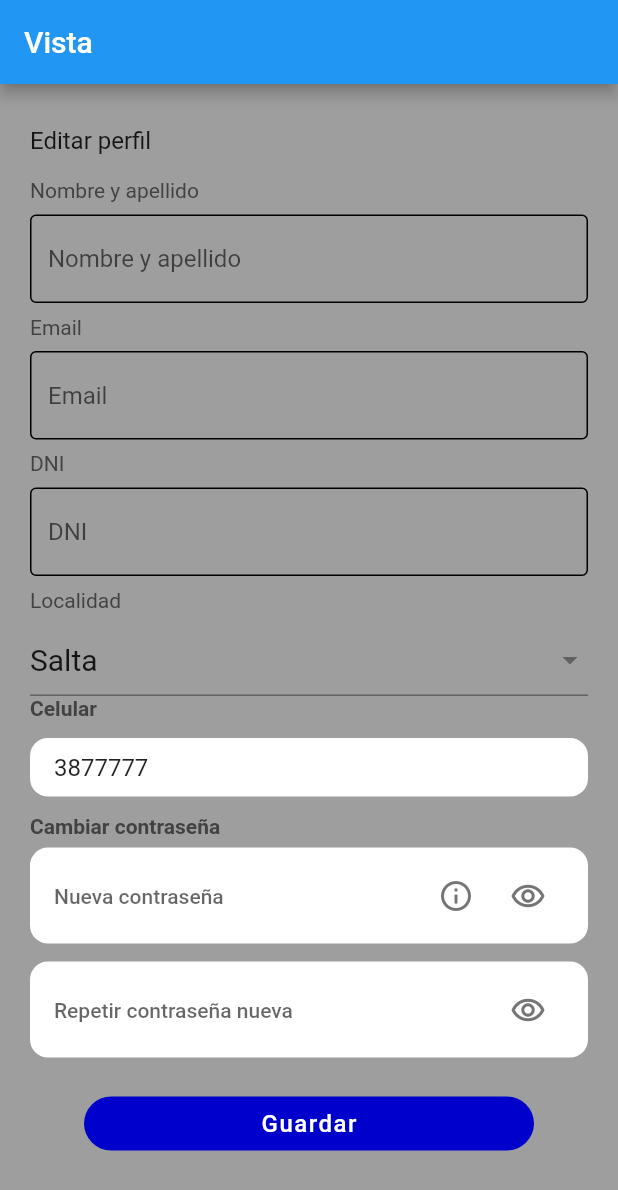
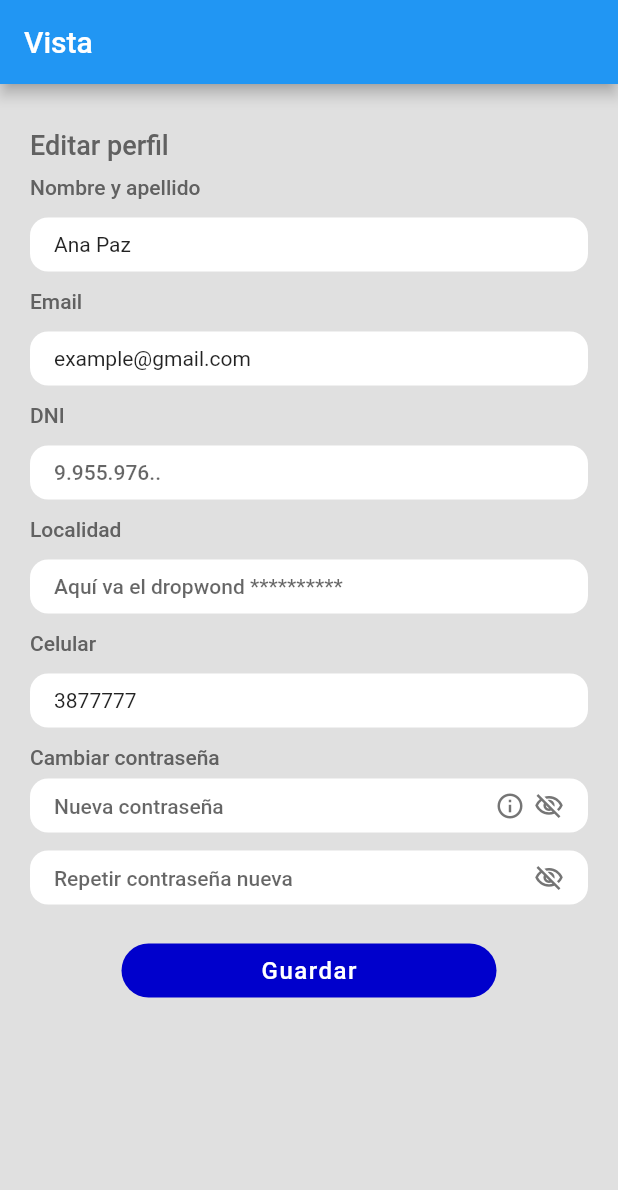
Before and after one commit to leopazgerez/perfildeusuario, a Flutter app: the screen it shows after launch, on a phone screen of 412 x 824 dp. Shown: the top 1190 px of the screen. Run offline on Flutter 3.47's test engine with Material 2 defaults, Android fonts, the phone set to English and light mode, and no system bars.

Commit message:
Update
Refactorización de métodos

```diff
--- a/lib/src/ui/pagecomponent/user_profile.dart
+++ b/lib/src/ui/pagecomponent/user_profile.dart
@@ -10,12 +10,10 @@ class UserProfile extends StatefulWidget {
 }
 
 class _UserProfileState extends State<UserProfile> {
-  final numberPhoneController = TextEditingController();
   final numberPhone = "3877777";
   final currentPassword = "pass";
-  TextEditingController nameAndSurnameController = TextEditingController();
-  TextEditingController emailController = TextEditingController();
-  TextEditingController dniController = TextEditingController();
+  final nameAndSurname = 'Ana Paz';
+  final email = 'example@gmail.com';
   final double paddingVertical = 8;
   final double paddingHorizontal = 16;
   final double borderRadiusTextForm = 12;
@@ -26,9 +24,47 @@ class _UserProfileState extends State<UserProfile> {
     'Quebrachal',
     'Metan'
   ];
+
+  final GlobalKey<FormState> formKey = GlobalKey<FormState>();
+  bool isTapIcon = true;
+  bool iconEyeNewPassword = false;
+  bool iconEyeConfirmPassword = false;
+
+  isTapIconf() {
+    isTapIcon = !isTapIcon;
+  }
+
+  isTapIconEyeNewPassword() {
+    iconEyeNewPassword = !iconEyeNewPassword;
+  }
+
+  isTapIconEyeConfirmPassword() {
+    iconEyeConfirmPassword = !iconEyeConfirmPassword;
+  }
+
+  String? emailValidator(email) {
+    if (email == null || email.isEmpty) {
+      return 'E-mail es requerido';
+    }
+    String pattern = r'\w+@\w+\.\w+';
+    RegExp regex = RegExp(pattern);
+    if (!regex.hasMatch(email)) return 'Formato Incorrecto de E-mail';
+    return null;
+  }
+
+  String? dniValidator(dni) {
+    if (dni == null || dni.isEmpty) {
+      return 'DNI es requerido';
+    } else if (dni.length > 9 && dni.length < 12) {
+      return 'DNI es incorrecto';
+    }
+    return null;
+  }
+
   @override
   Widget build(BuildContext context) {
-    GlobalKey<FormState> formKey = GlobalKey<FormState>();
+    IconData icon =
+        isTapIcon ? Icons.visibility_outlined : Icons.visibility_off_outlined;
     return Form(
       key: formKey,
       child: Padding(
@@ -36,13 +72,55 @@ class _UserProfileState extends State<UserProfile> {
         child: Column(
           crossAxisAlignment: CrossAxisAlignment.start,
           children: [
-            _top(),
-            //_bottom(),
+            Padding(
+              padding: const EdgeInsets.symmetric(vertical: 10),
+              child: _customTitleTextForm(
+                title: "Editar perfil",
+                fontSize: 18,
+              ),
+            ),
+            _customTitleTextForm(title: "Nombre y apellido"),
+            _customTextFormField(
+                hintText: "Nombre y apellido", initialValue: nameAndSurname),
+            _titleTextForm("Email"),
+            _customTextFormField(
+                hintText: "Email",
+                keyboardType: TextInputType.emailAddress,
+                initialValue: email,
+                validator: emailValidator,
+            ),
+            /*
+            _textFormField(email, "Email", TextInputType.emailAddress,
+                validator: (email) {
+              if (email == null || email.isEmpty) {
+                return 'E-mail es requerido';
+              }
+              String pattern = r'\w+@\w+\.\w+';
+              RegExp regex = RegExp(pattern);
+              if (!regex.hasMatch(email)) return 'Formato Incorrecto de E-mail';
+              return null;
+            }),
+            */
+            _customTitleTextForm(title: "DNI"),
+            _customTextFormField(hintText: "9.955.976.."),
+            _titleTextForm("Localidad"),
+            _textFormField(
+                "", "Aquí va el dropwond **********", TextInputType.text),
             _titleTextForm("Celular"),
-            _textFormField(numberPhone, "387678953.."),
+            _textFormField(numberPhone, "387678953..", TextInputType.number),
             _titleTextForm("Cambiar contraseña"),
-            _customTextFormField("", "Nueva contraseña", TextInputType.text, obscureText: true, iconInfo: true, iconEye: true),
-            _customTextFormField("", "Repetir contraseña nueva", TextInputType.text, obscureText: true, iconEye: true),
+            _customTextFormFieldIE("", "Nueva contraseña", TextInputType.text,
+                () {
+              setState(() {
+                isTapIconEyeNewPassword();
+              });
+            }, iconInfo: true, iconEye: true, isTapIcon: iconEyeNewPassword),
+            _customTextFormFieldIE(
+                "", "Repetir contraseña nueva", TextInputType.text, () {
+              setState(() {
+                isTapIconEyeConfirmPassword();
+              });
+            }, iconEye: true, isTapIcon: iconEyeConfirmPassword),
             _customButton(
                 "Guardar", const Color(0xFF0000CC), 36, 16, FontWeight.w500, 1),
           ],
@@ -57,8 +135,17 @@ class _UserProfileState extends State<UserProfile> {
       child: Container(
         margin: const EdgeInsets.only(top: 20),
         child: CustomButton(
+          width: 250,
           text: "Guardar",
-          onTap: () {},
+          onTap: () {
+            setState(() {
+              if (formKey.currentState!.validate()) {
+                print("OOOOOK");
+              } else {
+                print("Noooo OK");
+              }
+            });
+          },
           backgroundColor: const Color(0xFF0000CC),
           height: 36,
           textSize: 16,
@@ -69,31 +156,38 @@ class _UserProfileState extends State<UserProfile> {
     );
   }
 
+  Widget _customTitleTextForm({required String title, double? fontSize = 14}) {
+    return Text(
+      title,
+      style: TextStyle(
+        fontWeight: FontWeight.w500,
+        fontSize: fontSize,
+        color: Colors.grey.shade700,
+      ),
+    );
+  }
+
   Widget _titleTextForm(String title) {
     return Text(
       title,
       style: TextStyle(
-        fontWeight: FontWeight.w700,
+        fontWeight: FontWeight.w500,
         fontSize: 14,
-        color: Colors.grey.shade800,
+        color: Colors.grey.shade700,
       ),
     );
   }
 
-  IconButton _iconButton(icon, onPressed) {
-    return IconButton(
-
-      hoverColor: Colors.transparent,
-      splashColor: Colors.transparent,
-      color: Colors.grey.shade600,
-      highlightColor: Colors.transparent,
-      icon: Icon(icon),
-      onPressed: onPressed,
-    );
+  Widget _customTextFormFieldIE(
+      String initialValue, String hintText, keyboardType, onTap,
+      {bool? iconInfo, bool? iconEye, bool? isTapIcon}) {
+    IconData icon = Icons.visibility_outlined;
+    if (isTapIcon != null) {
+      icon =
+          isTapIcon ? Icons.visibility_outlined : Icons.visibility_off_outlined;
     }
-
-  Widget _customTextFormField(
-      String initialValue, String hintText, keyboardType ,{bool? obscureText, bool? iconInfo, bool? iconEye}) {
+    //bool? obscureText
+    bool obscureText = !isTapIcon!;
     return Container(
       decoration: BoxDecoration(
         color: Colors.white,
@@ -109,7 +203,7 @@ class _UserProfileState extends State<UserProfile> {
           child: TextFormField(
             initialValue: initialValue,
             keyboardType: keyboardType,
-            obscureText: obscureText != null,
+            obscureText: obscureText,
             decoration: InputDecoration.collapsed(
               hintText: hintText,
               hintStyle: TextStyle(
@@ -121,46 +215,118 @@ class _UserProfileState extends State<UserProfile> {
         ),
         Visibility(
           visible: iconInfo != null,
-          child: _iconButton(
-
+          child: GestureDetector(
+            child: Icon(
               Icons.info_outline,
-            () {},
+              size: 20,
+              color: Colors.grey.shade600,
+            ),
+            onTap: () {
+              const snackBar = SnackBar(
+                content: Text('Ingrese su nueva contraseña'),
+              );
+              ScaffoldMessenger.of(context).showSnackBar(snackBar);
+            },
+          ),
+        ),
+        const SizedBox(
+          width: 6,
+        ),
+        Visibility(
+          visible: iconEye != null,
+          child: GestureDetector(
+            onTap: onTap,
+            child: Icon(
+              icon,
+              size: 20,
+              color: Colors.grey.shade600,
+            ),
+          ),
+        )
+      ]),
+    );
+  }
+  Widget _customTextFormFieldDDD({
+    required String hintText,
+    TextInputType? keyboardType,
+    String? initialValue,
+    void Function()? onTapInfo,
+    void Function()? onTapEye,
+    bool? iconInfo, bool? iconEye, bool? isTapIcon}
+    ) {
+    IconData icon = Icons.visibility_outlined;
+    if (isTapIcon != null) {
+      icon =
+          isTapIcon ? Icons.visibility_outlined : Icons.visibility_off_outlined;
+    }
+    //bool? obscureText
+    bool obscureText = !isTapIcon!;
+    return Container(
+      decoration: BoxDecoration(
+        color: Colors.white,
+        borderRadius: BorderRadius.circular(borderRadiusTextForm),
+      ),
+      margin: const EdgeInsets.symmetric(vertical: 6),
+      padding: EdgeInsets.symmetric(
+        horizontal: paddingHorizontal,
+        vertical: paddingVertical,
+      ),
+      child: Row(children: [
+        Expanded(
+          child: TextFormField(
+            initialValue: initialValue,
+            keyboardType: keyboardType,
+            obscureText: obscureText,
+            decoration: InputDecoration.collapsed(
+              hintText: hintText,
+              hintStyle: TextStyle(
+                fontWeight: FontWeight.w500,
+                fontSize: sizeTextForm,
+              ),
+            ),
           ),
         ),
         Visibility(
+          visible: iconInfo != null,
+          child: GestureDetector(
+            child: Icon(
+              Icons.info_outline,
+              size: 20,
+              color: Colors.grey.shade600,
+            ),
+            onTap: () {
+              const snackBar = SnackBar(
+                content: Text('Ingrese su nueva contraseña'),
+              );
+              ScaffoldMessenger.of(context).showSnackBar(snackBar);
+            },
+          ),
+        ),
+        const SizedBox(
+          width: 6,
+        ),
+        Visibility(
           visible: iconEye != null,
-          child: _iconButton(Icons.remove_red_eye_outlined, () {}),)
+          child: GestureDetector(
+            onTap: onTapEye,
+            child: Icon(
+              icon,
+              size: 20,
+              color: Colors.grey.shade600,
+            ),
+          ),
+        )
       ]),
     );
   }
-
-  Widget _tFField() {
-    return Container(
-      decoration: BoxDecoration(
-        color: Colors.white,
-        borderRadius: BorderRadius.circular(12),
-      ),
-      margin: const EdgeInsets.symmetric(vertical: 6),
-      padding: const EdgeInsets.symmetric(
-        horizontal: 16,
-        vertical: 10,
-      ),
-      child: TextFormField(
-        keyboardType: TextInputType.text,
-        obscureText: true,
-        decoration: const InputDecoration.collapsed(
-          hintText: "Repetir contraseña nueva",
-          hintStyle: TextStyle(
-            fontWeight: FontWeight.w500,
-            fontSize: 14,
-          ),
-        ),
-      ),
-    );
-  }
-
-  Widget _textFormField(String initialValue, String hintText,
-      {bool? obscureText}) {
+  Widget _customTextFormField({
+    required String hintText,
+    String? initialValue,
+    TextInputType? keyboardType = TextInputType.text,
+    bool? obscureText,
+    String? Function(String?)? validator,
+    double? fontSize = 14,
+  }) {
     return Container(
       margin: const EdgeInsets.symmetric(vertical: 12),
       decoration: BoxDecoration(
@@ -172,161 +338,26 @@ class _UserProfileState extends State<UserProfile> {
         vertical: 10,
       ),
       child: TextFormField(
-        keyboardType: TextInputType.number,
+        keyboardType: keyboardType,
         initialValue: initialValue,
+        style: TextStyle(fontSize: fontSize),
         obscureText: !(obscureText == null),
         decoration: InputDecoration.collapsed(
           hintText: hintText,
-          hintStyle: const TextStyle(
+          hintStyle: TextStyle(
             fontWeight: FontWeight.w500,
-            fontSize: 14,
+            fontSize: fontSize,
           ),
         ),
+        validator: validator,
       ),
     );
   }
 
-  _bottom() {
-    return [
-      const Text(
-        "Cambiar contraseña",
-        style: TextStyle(
-          fontWeight: FontWeight.bold,
-          fontSize: 24,
-        ),
-      ),
-      TextFormField(
-        keyboardType: TextInputType.number,
-        controller: numberPhoneController,
-        decoration: const InputDecoration(
-            labelText: "Ingrese su numero de celular", icon: Icon(Icons.phone)),
-      ),
-    ];
-  }
-
-  Widget _top() {
-    String dropdownValue = 'Salta';
-    return Column(
-      children: [
-        Column(
-          children: [
-            Row(
-              children: const [
-                Padding(
-                  padding: EdgeInsets.symmetric(vertical: 8.0),
-                  child: Text(
-                    "Editar perfil",
-                    style: TextStyle(fontSize: 16),
-                  ),
-                ),
-              ],
-            ),
-            Row(
-              children: [
-                Padding(
-                  padding: const EdgeInsets.symmetric(vertical: 8.0),
-                  child: Text(
-                    "Nombre y apellido",
-                    style: TextStyle(color: Colors.grey.shade800),
-                  ),
-                ),
-              ],
-            ),
-          ],
-        ),
-        TextFormField(
-          controller: nameAndSurnameController,
-          decoration: InputDecoration(
-              enabledBorder: const OutlineInputBorder(),
-              hintText:
-                  (widget.model?.name != null && widget.model?.surname != null)
-                      ? '${widget.model!.name} ${widget.model!.surname}'
-                      : 'Nombre y apellido'),
-        ),
-        Row(
-          children: [
-            Padding(
-              padding: const EdgeInsets.symmetric(vertical: 8.0),
-              child:
-                  Text("Email", style: TextStyle(color: Colors.grey.shade800)),
-            ),
-          ],
-        ),
-        TextFormField(
-          controller: emailController,
-          keyboardType: TextInputType.emailAddress,
-          validator: (email) {
-            if (email == null || email.isEmpty) {
-              return 'E-mail es requerido';
-            }
-            String pattern = r'\w+@\w+\.\w+';
-            RegExp regex = RegExp(pattern);
-            if (!regex.hasMatch(email)) return 'Formato Incorrecto de E-mail';
-            return null;
-          },
-          decoration: InputDecoration(
-            enabledBorder: const OutlineInputBorder(),
-            hintText: widget.model?.email ?? 'Email',
-          ),
-        ),
-        Row(
-          children: [
-            Padding(
-              padding: const EdgeInsets.symmetric(vertical: 8.0),
-              child: Text("DNI", style: TextStyle(color: Colors.grey.shade800)),
-            ),
-          ],
-        ),
-        TextFormField(
-          controller: dniController,
-          keyboardType: TextInputType.number,
-          validator: (dni) {
-            if (dni == null || dni.isEmpty) {
-              return 'DNI requerido';
-            } else if (dni.length < 10) {
-              return 'DNI incorrecto';
-            }
-            return null;
-          },
-          decoration: InputDecoration(
-            enabledBorder: const OutlineInputBorder(),
-            hintText: widget.model?.dni.toString() ?? 'DNI',
-          ),
-        ),
-        Row(
-          children: [
-            Padding(
-              padding: const EdgeInsets.symmetric(vertical: 8.0),
-              child: Text("Localidad",
-                  style: TextStyle(color: Colors.grey.shade800)),
-            ),
-          ],
-        ),
-        DropdownButtonFormField(
-          icon: const Icon(Icons.arrow_drop_down_sharp),
-          value: dropdownValue,
-          onChanged: (String? newValue) {
-            setState(() {
-              dropdownValue = newValue!;
-            });
-          },
-          items: locationList.map<DropdownMenuItem<String>>((String value) {
-            return DropdownMenuItem<String>(
-              value: value,
-              child: Text(
-                value,
-                style: const TextStyle(fontSize: 20),
-              ),
-            );
-          }).toList(),
-        )
-      ],
-    );
-  }
-}
-/*
-/*
-            Container(
+  Widget _textFormField(
+      String initialValue, String hintText, TextInputType keyboardType,
+      {bool? obscureText, validator}) {
+    return Container(
       margin: const EdgeInsets.symmetric(vertical: 12),
       decoration: BoxDecoration(
         color: Colors.white,
@@ -337,37 +368,19 @@ class _UserProfileState extends State<UserProfile> {
         vertical: 10,
       ),
       child: TextFormField(
-                keyboardType: TextInputType.text,
-                obscureText: true,
-                ///
-                decoration: const InputDecoration.collapsed(
-                  hintText: "Nueva contraseña",
-                  hintStyle: TextStyle(
+        keyboardType: keyboardType,
+        initialValue: initialValue,
+        style: const TextStyle(fontSize: 14),
+        obscureText: !(obscureText == null),
+        decoration: InputDecoration.collapsed(
+          hintText: hintText,
+          hintStyle: const TextStyle(
             fontWeight: FontWeight.w500,
             fontSize: 14,
           ),
         ),
-                ///
-                decoration: InputDecoration(
-                  isCollapsed: true,
-                  contentPadding: EdgeInsets.zero,
-                  border: InputBorder.none,
-                  hintText: "Nueva contraseña",
-                  hintStyle: const TextStyle(
-                    fontWeight: FontWeight.w500,
-                    fontSize: 14,
+        validator: validator,
       ),
-                  suffixIcon: SizedBox(
-                    width: 52,
-                    child: Row(
-                        mainAxisAlignment: MainAxisAlignment.spaceBetween,
-                        children: const [
-                          Icon(Icons.info_outline),
-                          Icon(Icons.remove_red_eye_outlined),
-                        ]),
-                  ),
-                ),
-              ),
-            ),
-            */
- */
+    );
+  }
+}
--- a/lib/view.dart
+++ b/lib/view.dart
@@ -1,4 +1,5 @@
 import 'package:flutter/material.dart';
+import 'package:perfildeusuario/src/models/person_model.dart';
 import 'package:perfildeusuario/src/ui/pagecomponent/user_profile.dart';
 
 class View extends StatelessWidget {
@@ -8,7 +9,7 @@ class View extends StatelessWidget {
   @override
   Widget build(BuildContext context) {
     return Scaffold(
-      backgroundColor: Colors.grey.shade500,
+      backgroundColor: Colors.grey.shade300,
       appBar: AppBar(
         title: const Text("Vista"),
       ),
```
Lines whose indentation alone changed are shown as unchanged.
